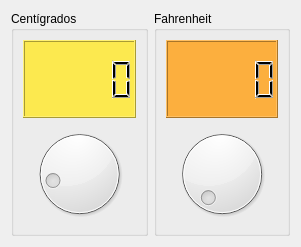
Old version of the form conversor.ui in the repository thediegocoder/P61-Conversor-Temperatura.
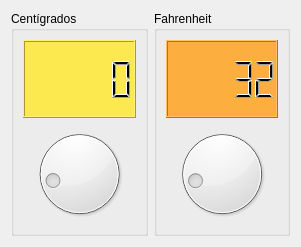
New version of the form.

Commit message: Finalizado conversion 2 unidades

```diff
--- a/conversor.ui
+++ b/conversor.ui
@@ -48,6 +48,9 @@
         <property name="styleSheet">
          <string notr="true">background-color: rgb(252, 175, 62);</string>
         </property>
+        <property name="intValue" stdset="0">
+         <number>32</number>
+        </property>
        </widget>
       </item>
       <item>
@@ -55,6 +58,9 @@
         <property name="maximum">
          <number>210</number>
         </property>
+        <property name="value">
+         <number>32</number>
+        </property>
        </widget>
       </item>
      </layout>
```
The commit also changes 2 other files.
